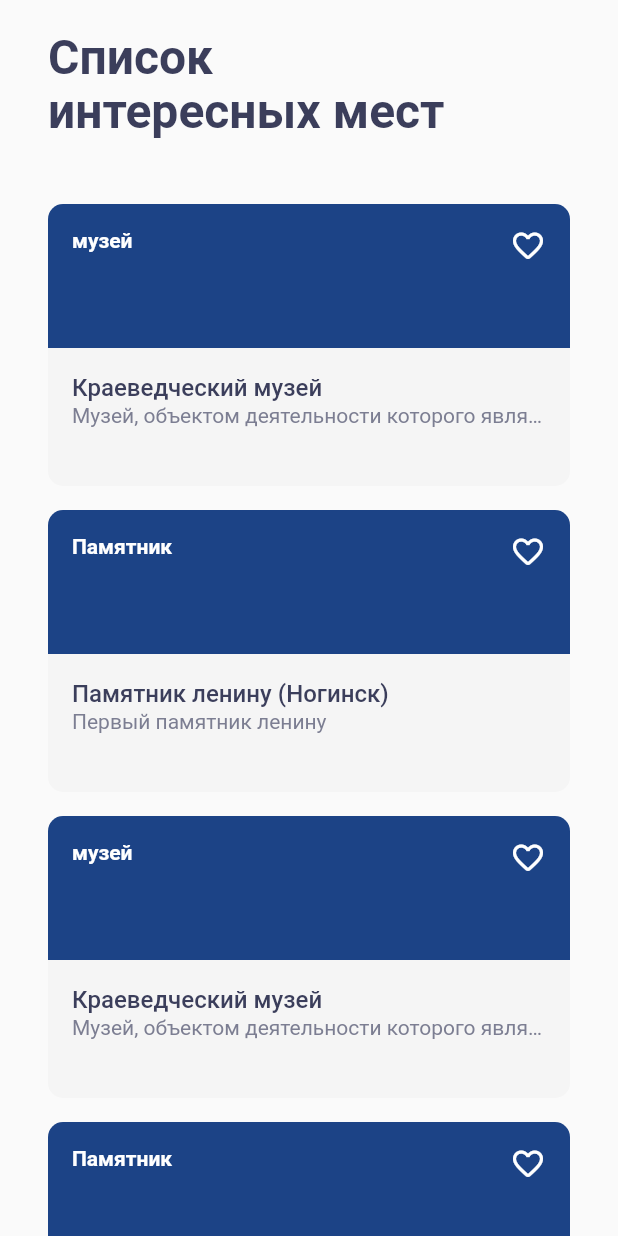
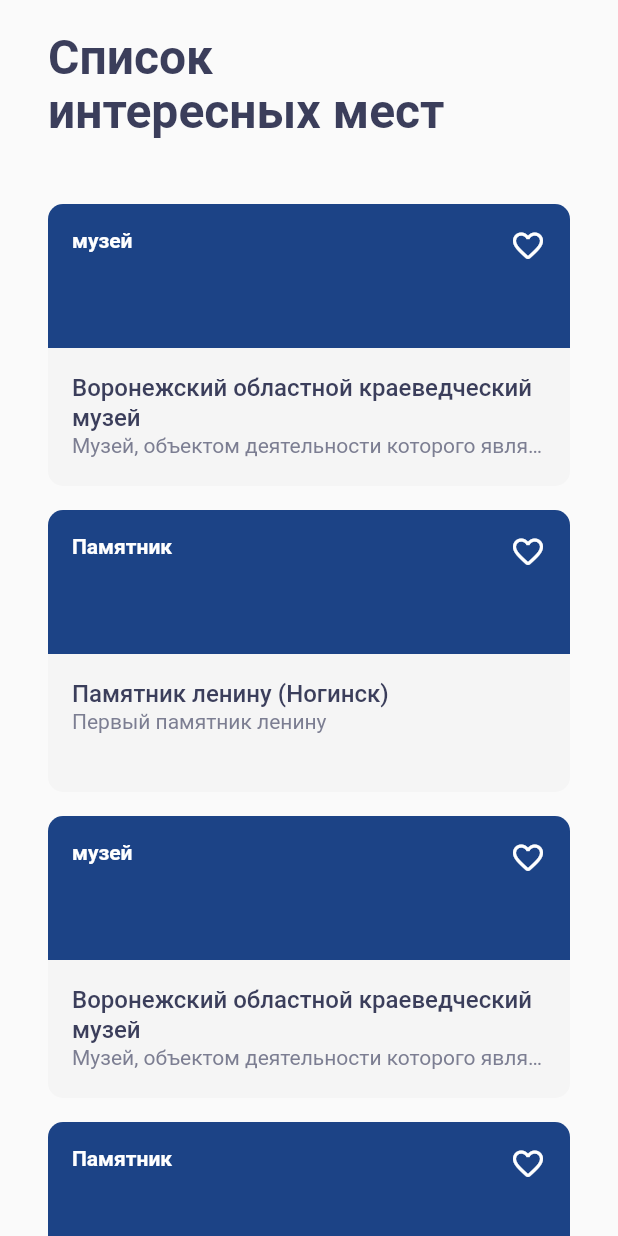
Before and after one commit to DeployChef/places, a Flutter app: the screen it shows after launch, on a phone screen of 412 x 824 dp. Run offline on Flutter 3.47's test engine with Material 2 defaults, Android fonts, the phone set to English and light mode, and no system bars.

Commit message:
Длиннее слово

```diff
--- a/lib/mocks.dart
+++ b/lib/mocks.dart
@@ -2,13 +2,12 @@ import 'package:places/domain/sight.dart';
 
 final List<Sight> mocks = <Sight>[
   Sight(
-    name: 'Краеведческий музей',
+    name: 'Воронежский областной краеведческий музей',
     lat: 11.111111,
     lon: 22.222222,
     url: 'https://upload.wikimedia.org/wikipedia/commons/4/49/Краеведческий_музей_%281%29.jpg',
     type: 'музей',
-    details:
-        'Музей, объектом деятельности которого является документация',
+    details: 'Музей, объектом деятельности которого является документация',
   ),
   Sight(
     name: 'Памятник ленину (Ногинск)',
@@ -16,8 +15,7 @@ final List<Sight> mocks = <Sight>[
     lon: 22.222222,
     url: 'https://vsedomarossii.ru/photos/area_50/city_2225/street_3853/_20463_1.jpg',
     type: 'Памятник',
-    details:
-        'Первый памятник ленину',
+    details: 'Первый памятник ленину',
   ),
   Sight(
     name: 'Краеведческий музей',
@@ -25,7 +23,6 @@ final List<Sight> mocks = <Sight>[
     lon: 22.222222,
     url: 'https://upload.wikimedia.org/wikipedia/commons/4/49/Краеведческий_музей_%281%29.jpg',
     type: 'музей',
-    details:
-        'Музей, объектом деятельности которого является документация',
+    details: 'Музей, объектом деятельности которого является документация',
   ),
 ];
```
